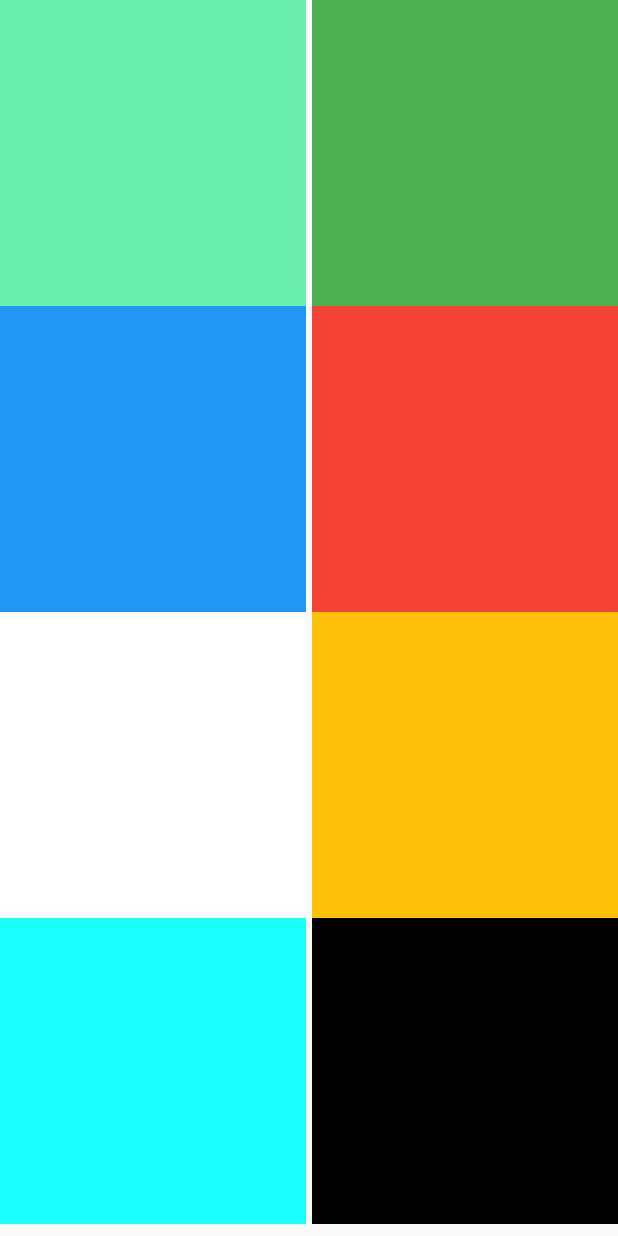
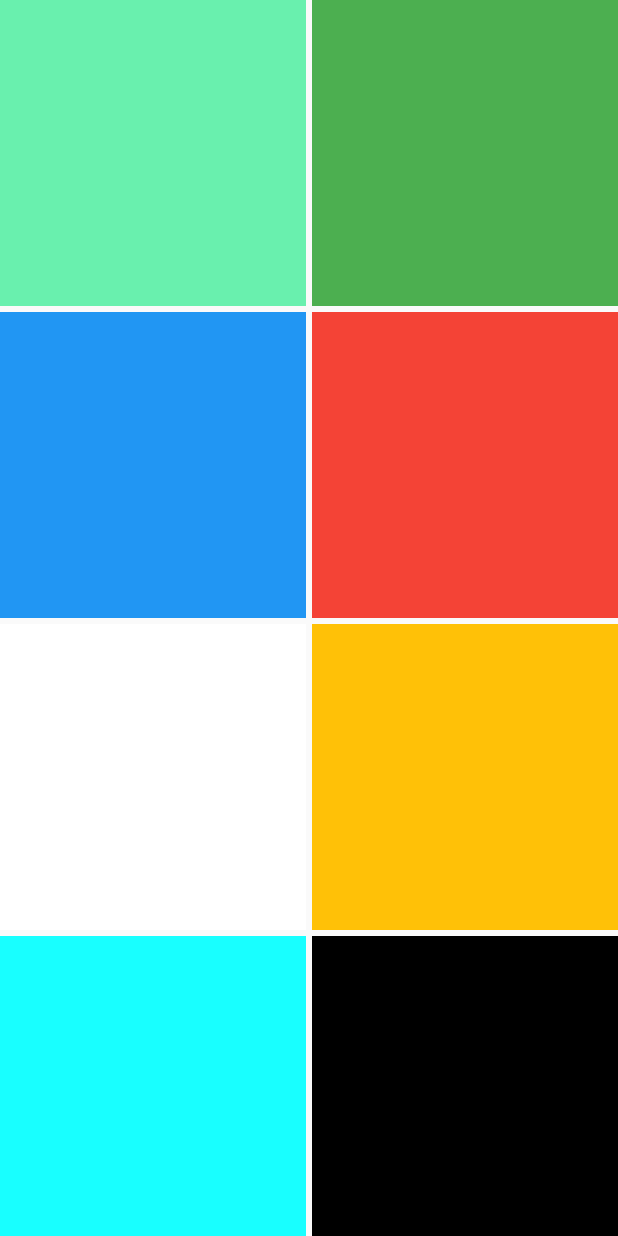
Before and after one commit to z2wenfa/FlutterPractises, a Flutter app: the screen it shows after launch, on a phone screen of 412 x 824 dp. Run offline on Flutter 3.47's test engine with Material 2 defaults, Android fonts, the phone set to English and light mode, and no system bars; our stand-ins replace flutter_swiper.

Commit message:
完善GridView使用Demo

```diff
--- a/lib/basic/grid_view_demo.dart
+++ b/lib/basic/grid_view_demo.dart
@@ -4,7 +4,7 @@ import 'package:flutter/material.dart';
  * Created by z2wenfa on 2021/4/24.
  */
 ///常用GridView.builder()构造方法生成
-///【gridDelegate】：网格控件属性代理【SliverGridDelegate】, 【crossAxisCount】:列数 ,[mainAxisSpacing]:纵轴间距,[crossAxisSpacing]:横轴间距
+///【gridDelegate】：网格控件属性代理【SliverGridDelegate】, 【crossAxisCount】:列数 ,[mainAxisSpacing]:主轴间距,[crossAxisSpacing]:交叉轴间距
 ///【itemCount】：子项数量[int]
 ///【itemBuilder】:子项构造器
 class GridViewDemo extends StatefulWidget {
@@ -32,7 +32,7 @@ class _GridViewDemoState extends State<GridViewDemo> {
       child: GridView.builder(
         gridDelegate: SliverGridDelegateWithFixedCrossAxisCount(
           crossAxisCount: 2, //条目数量
-          mainAxisSpacing: 0,
+          mainAxisSpacing: 4,
           crossAxisSpacing: 4,
         ),
         itemBuilder: (context, index) => Container(
@@ -42,6 +42,7 @@ class _GridViewDemoState extends State<GridViewDemo> {
 
         ),
         itemCount: _colors.length,
+        scrollDirection: Axis.vertical,
       ),
     );
   }
```
